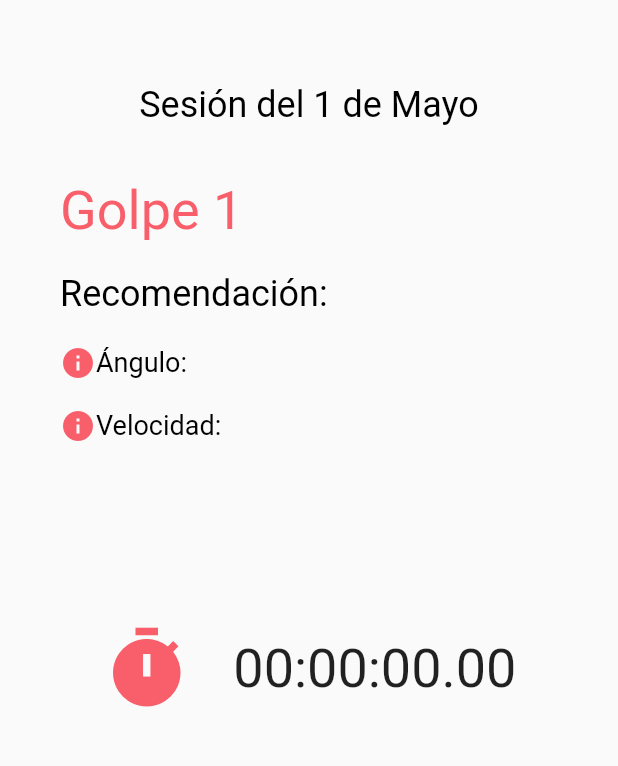
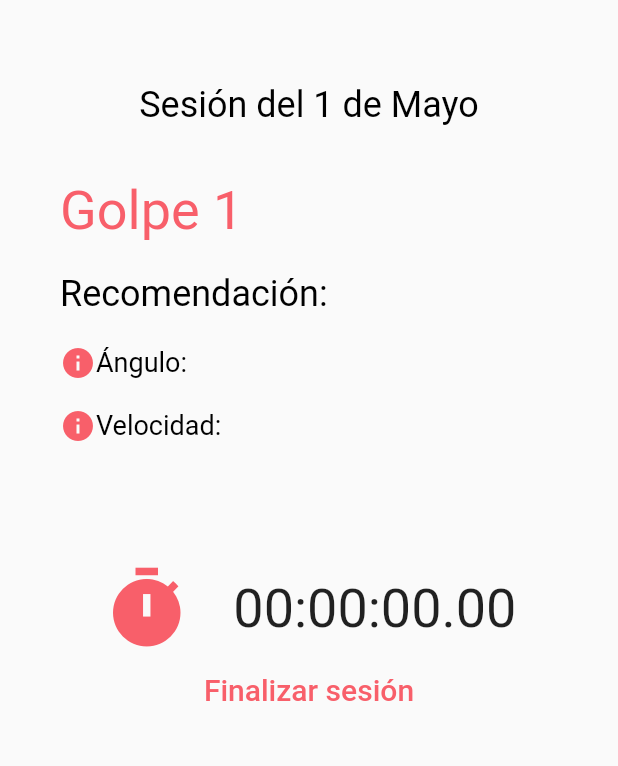
Before and after one commit to TheOutl4nder/sportband_app, a Flutter app: the SessionPage screen opened directly, after a tap on "Iniciar Entrenamiento", on a phone screen of 412 x 824 dp, the part 287-1053 px from its top. Run offline on Flutter 3.47's test engine with Material 2 defaults, Android fonts, the light colour scheme and no system bars; our stand-ins replace flutter_dotenv, google_sign_in, stop_watch_timer; missing offline and left inert: flutter_reactive_ble.

Commit message:
Added stop function to sessions

```diff
--- a/lib/sessionPage.dart
+++ b/lib/sessionPage.dart
@@ -42,7 +42,9 @@ class _SessionPageState extends State<SessionPage> {
           final value = snapshot.data;
           final displayTime = StopWatchTimer.getDisplayTime(value!,);
           return Text(displayTime, style: TextStyle(fontSize: 36,));
-        })],mainAxisAlignment: MainAxisAlignment.spaceEvenly,)]),
+        })],mainAxisAlignment: MainAxisAlignment.spaceEvenly,),
+        Row(children: [MaterialButton(onPressed: ()=>setState(() {stopSession();_stopWatchTimer.onExecute.add(StopWatchExecute.stop);}),child: Text("Finalizar sesión",style: TextStyle(color: Theme.of(context).primaryColor,fontSize: 20)),)],mainAxisAlignment: MainAxisAlignment.center,)],),
+
 
         ),
 
```
Also changed, not shown: lib/sessionStats.dart (+16 -3 lines).
